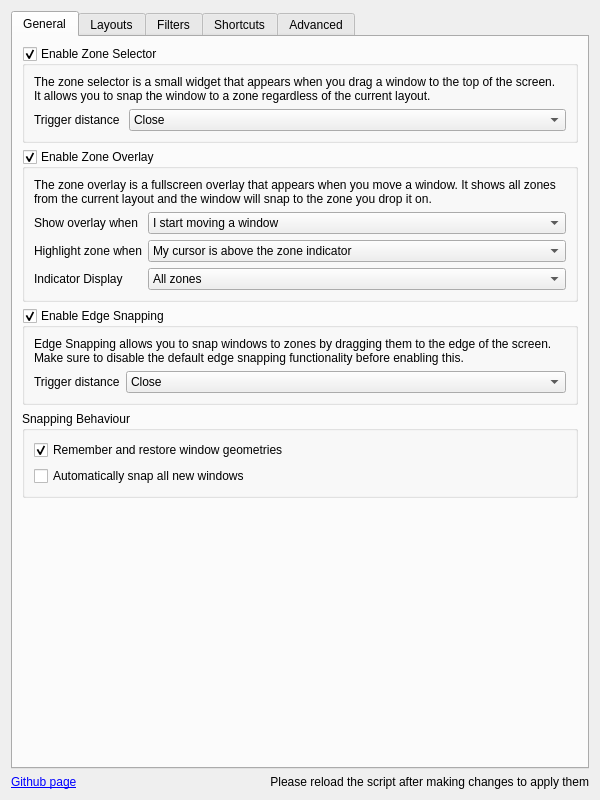
gerritdevriese/kzones, file src/contents/ui/config.ui: the form before one commit.
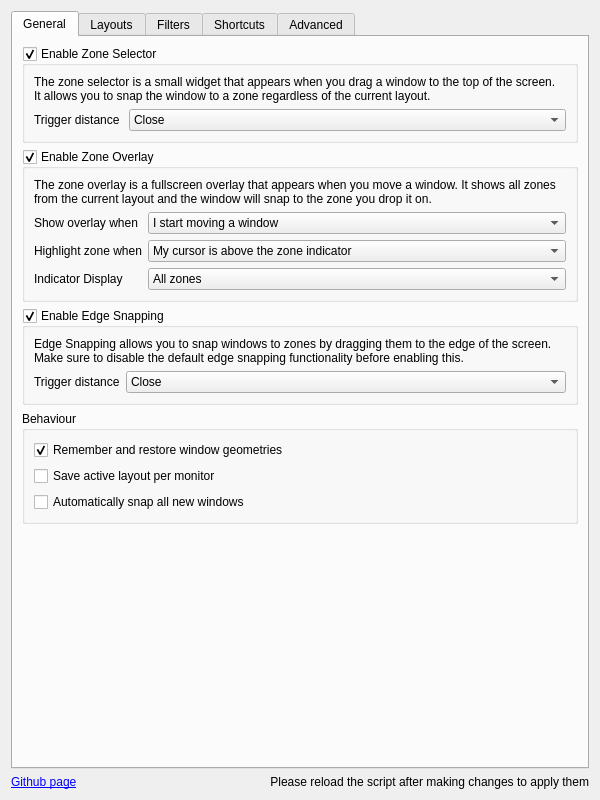
The form after the commit. Icons and pictures are not drawn.

Commit message: Track current layout by active screen

```diff
--- a/src/contents/ui/config.ui
+++ b/src/contents/ui/config.ui
@@ -266,7 +266,7 @@
        <item>
         <widget class="QGroupBox" name="groupBox_snappingBehaviour">
          <property name="title">
-          <string>Snapping Behaviour</string>
+          <string>Behaviour</string>
          </property>
          <layout class="QVBoxLayout" name="verticalLayout_11">
           <item>
@@ -285,6 +285,13 @@
             </property>
            </widget>
           </item>
+          <item>
+           <widget class="QCheckBox" name="kcfg_layoutPerMonitor">
+            <property name="text">
+             <string>Save active layout per monitor</string>
+            </property>
+           </widget>
+          </item>
           <item>
            <widget class="QCheckBox" name="kcfg_autoSnapAllNew">
             <property name="text">
```
The commit also changes 2 other files.
